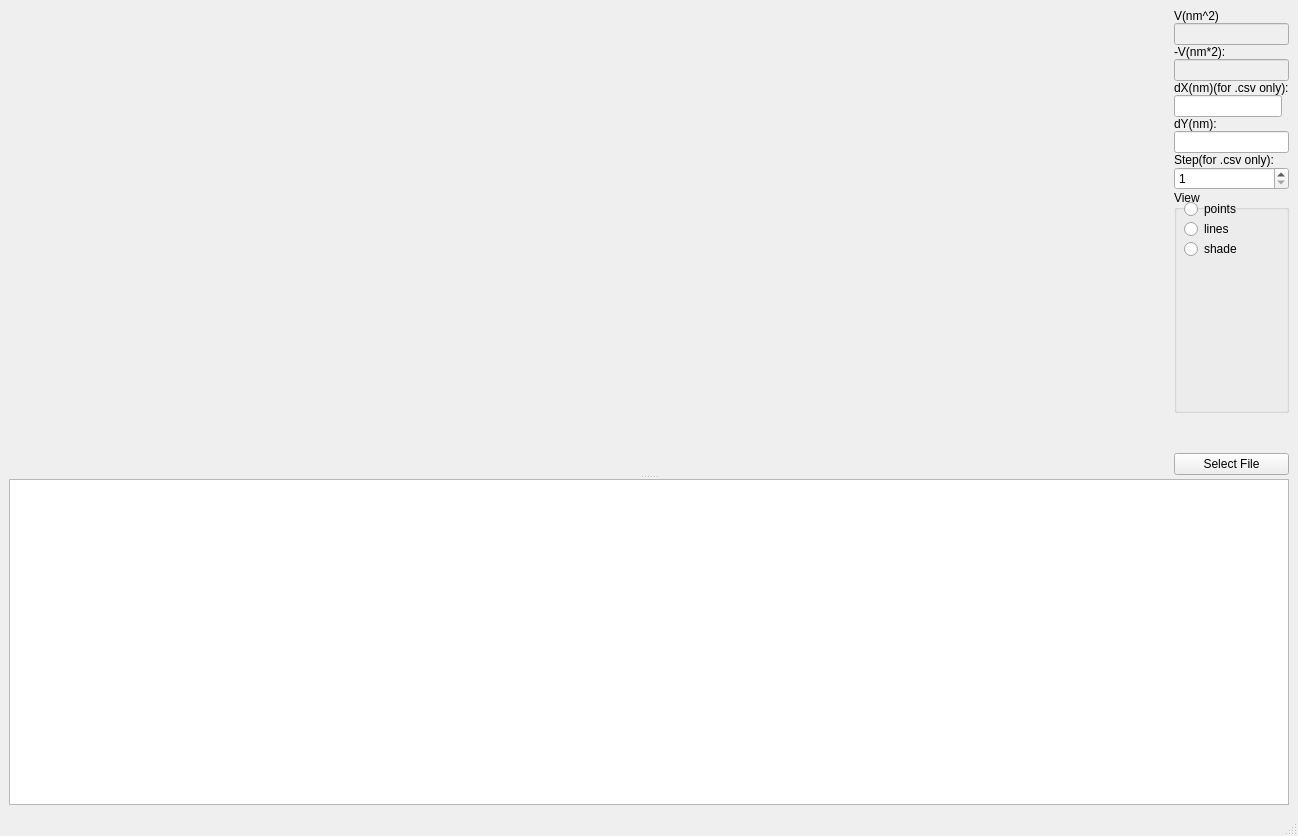
This is nanoanalyzer.ui in mskubenich/NanoAnalyzer as Qt 5 draws it before an edit. The edited form follows.
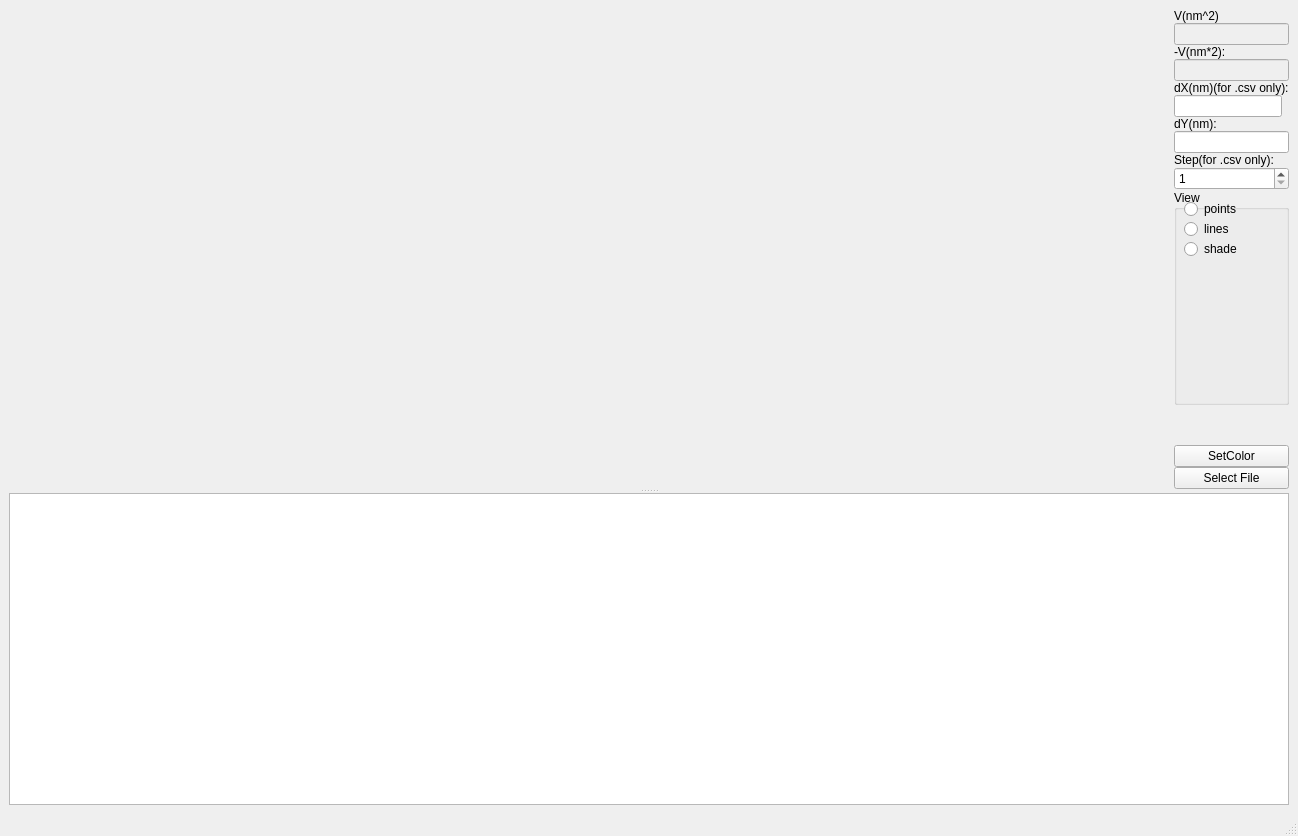
This is the edited form. Custom widgets are drawn as their Qt base class.

Commit message: color picker

The edit to the form file:
```diff
--- a/nanoanalyzer.ui
+++ b/nanoanalyzer.ui
@@ -212,6 +212,13 @@
               </property>
              </spacer>
             </item>
+            <item>
+             <widget class="QPushButton" name="colorButton" >
+              <property name="text" >
+               <string>SetColor</string>
+              </property>
+             </widget>
+            </item>
             <item>
              <widget class="QPushButton" name="selectFileButton" >
               <property name="text" >
```
The commit also changes 8 other files.
